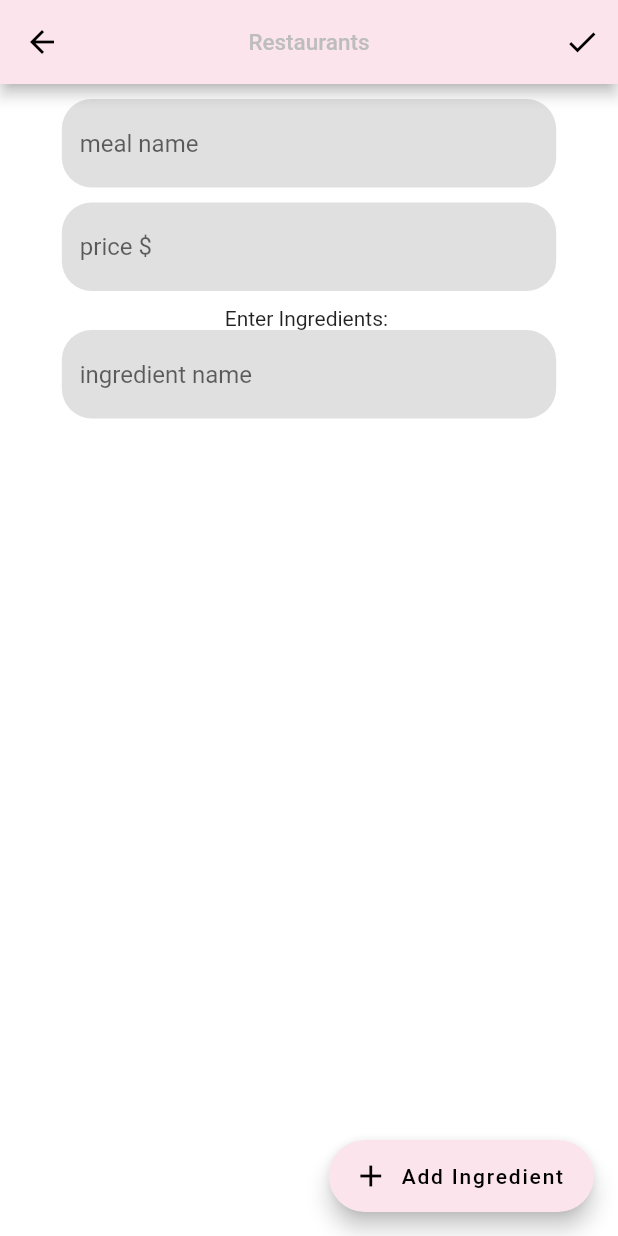
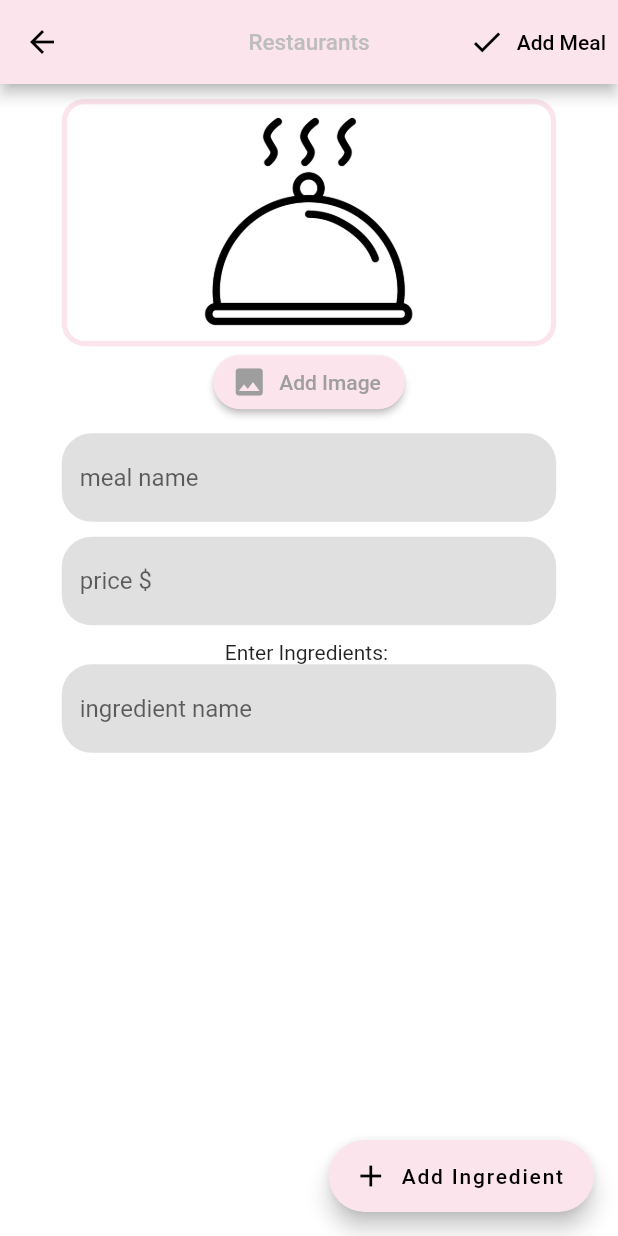
Before and after one commit to MusaGillani/flex-app, a Flutter app: the MealForm screen opened directly, on a phone screen of 412 x 824 dp. Run offline on Flutter 3.47's test engine with Material 2 defaults, Android fonts, the phone set to English and light mode, and no system bars; our stand-ins replace bottom_navy_bar, cloud_firestore, firebase_auth, firebase_core, image_picker; missing offline and left inert: qr_code_scanner; accounts and stored records are empty.

Commit message:
added image picker to upload images

```diff
--- /dev/null
+++ b/lib/widgets/image_input.dart
@@ -0,0 +1,103 @@
+import 'dart:io';
+
+import 'package:flutter/material.dart';
+import 'package:flutter/rendering.dart';
+
+import 'package:image_picker/image_picker.dart';
+import 'package:path/path.dart' as path;
+import 'package:path_provider/path_provider.dart' as syspaths;
+
+class ImageInput extends StatefulWidget {
+  final Function onSelectImage;
+  const ImageInput(this.onSelectImage, {Key? key}) : super(key: key);
+
+  @override
+  _ImageInputState createState() => _ImageInputState();
+}
+
+class _ImageInputState extends State<ImageInput> {
+  File? _storedImage;
+
+  Future<void> _takePicture() async {
+    final picker = ImagePicker();
+    final imageFile = await picker.pickImage(
+      source: ImageSource.gallery,
+      maxWidth: 600,
+    );
+    if (imageFile == null) return;
+    setState(() {
+      _storedImage = File(imageFile.path);
+    });
+
+    /// getting location where OS allows us to store files
+    final appDir = await syspaths.getApplicationDocumentsDirectory();
+
+    /// getting the baseName of the file where it is stored!
+    final fileName = path.basename(imageFile.path);
+
+    /// saving the image the in the location where OS allows
+    /// us to store files
+    ///
+    /// this is stored in memory using the function we passed to
+    /// this state's widget
+    /// also the image is stored in document but the rest of data
+    /// inclusing name we type is lost till now
+    final savedImage = await _storedImage!.copy('${appDir.path}/$fileName');
+    widget.onSelectImage(savedImage);
+  }
+
+  @override
+  Widget build(BuildContext context) {
+    Size deviceSize = MediaQuery.of(context).size;
+    return Flexible(
+      child: Padding(
+        padding: EdgeInsets.symmetric(horizontal: deviceSize.width * 0.1),
+        child: Column(
+          mainAxisSize: MainAxisSize.min,
+          children: [
+            Flexible(
+              child: Container(
+                // height: 150,
+                // width: 250,
+                constraints: BoxConstraints(
+                  maxHeight: deviceSize.height * 0.2,
+                  maxWidth: deviceSize.width * 0.8,
+                ),
+                decoration: BoxDecoration(
+                  borderRadius: BorderRadius.circular(15),
+                  border: Border.all(width: 3.5, color: Colors.pink.shade50),
+                ),
+                child: _storedImage != null
+                    ? Image.file(
+                        _storedImage!,
+                        fit: BoxFit.cover,
+                        width: double.infinity,
+                      )
+                    : Image.asset(
+                        'images/meal.png',
+                        fit: BoxFit.contain,
+                      ),
+                alignment: Alignment.center,
+              ),
+            ),
+            SizedBox(
+              width: 10,
+            ),
+            ElevatedButton.icon(
+              icon: Icon(Icons.image),
+              label: Text('Add Image'),
+              style: ElevatedButton.styleFrom(
+                primary: Colors.pink.shade50,
+                onPrimary: Colors.grey.shade500,
+                shape: RoundedRectangleBorder(
+                  borderRadius: BorderRadius.circular(25),
+                ),
+              ),
+              onPressed: _takePicture,
+            ),
+          ],
+        ),
+      ),
+    );
+  }
+}
--- a/lib/widgets/meal_adding_form.dart
+++ b/lib/widgets/meal_adding_form.dart
@@ -1,4 +1,7 @@
+import 'dart:io';
+
 import 'package:flutter/material.dart';
+import './image_input.dart';
 
 class MealForm extends StatefulWidget {
   const MealForm({Key? key}) : super(key: key);
@@ -9,7 +12,7 @@ class MealForm extends StatefulWidget {
 
 class _MealFormState extends State<MealForm> {
   final GlobalKey<FormState> _formKey = GlobalKey(debugLabel: 'mealform-key');
-  // String? _dropDownValue = 'Fruits';
+  File? _pickedImage;
 
   List<Widget> _ingredientEntry = [];
   List<String> _ingredients = [];
@@ -45,6 +48,10 @@ class _MealFormState extends State<MealForm> {
     init = false;
   }
 
+  void _selectImage(File myPickedImage) {
+    _pickedImage = myPickedImage;
+  }
+
   @override
   Widget build(BuildContext context) {
     return GestureDetector(
@@ -56,7 +63,7 @@ class _MealFormState extends State<MealForm> {
         }
       },
       child: Scaffold(
-        resizeToAvoidBottomInset: false,
+        // resizeToAvoidBottomInset: false,
         appBar: AppBar(
           backgroundColor: Colors.pink.shade50,
           title: Text(
@@ -65,9 +72,11 @@ class _MealFormState extends State<MealForm> {
           ),
           centerTitle: true,
           actions: [
-            IconButton(
+            TextButton.icon(
+              label: Text('Add Meal'),
               icon: Icon(Icons.check),
               onPressed: _submit,
+              style: TextButton.styleFrom(primary: Colors.black),
             ),
           ],
         ),
@@ -76,14 +85,17 @@ class _MealFormState extends State<MealForm> {
             ctx,
             constraints,
           ) =>
-              Container(
+              SingleChildScrollView(
+            child: Form(
+              key: _formKey,
+              child: Container(
                 height: constraints.maxHeight,
                 width: constraints.maxWidth,
-            child: Form(
-              key: _formKey,
                 child: Column(
                   crossAxisAlignment: CrossAxisAlignment.center,
                   children: [
+                    SizedBox(height: 10),
+                    ImageInput(_selectImage),
                     SizedBox(height: 10),
                     _buildTextFormField(
                       constraints,
@@ -121,6 +133,7 @@ class _MealFormState extends State<MealForm> {
                     ),
                     // ..._ingredientEntry,
                   ],
+                ),
               ),
             ),
           ),
--- a/pubspec.yaml
+++ b/pubspec.yaml
@@ -37,6 +37,9 @@ dependencies:
   firebase_auth: ^3.2.0
   firebase_storage: ^10.1.0
   firebase_core: ^1.10.0
+  image_picker: ^0.8.4+1
+  path_provider: ^2.0.4
+  path: ^1.8.0
 
 dev_dependencies:
   flutter_test:
```
Also changed, not shown: pubspec.lock. Lines whose indentation alone changed are shown as unchanged.
